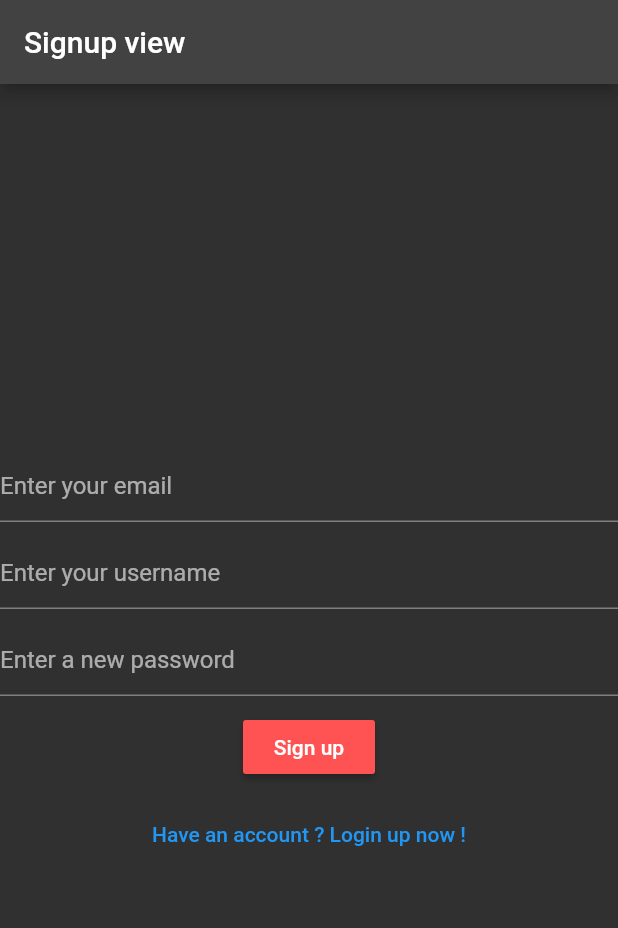
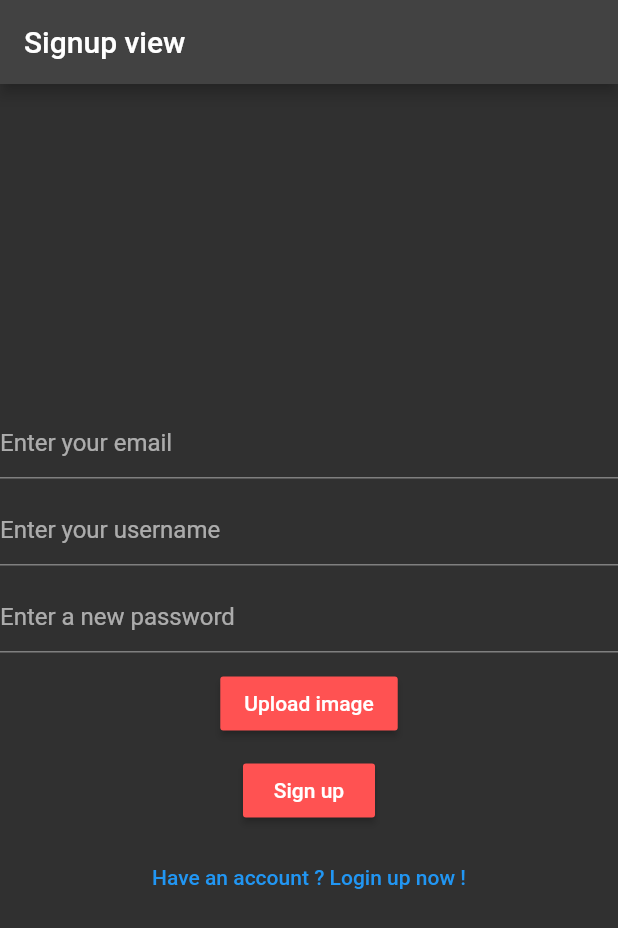
Before and after one commit to JosueGauthier/socialapp, a Flutter app: the SignupView screen opened by its route, on a phone screen of 412 x 824 dp. Shown: the top 928 px of the screen. Run offline on Flutter 3.47's test engine with Material 2 defaults, Android fonts, the phone set to English and light mode, and no system bars; our stand-ins replace image_picker, shared_preferences; missing offline and left inert: cloudinary_sdk; accounts and stored records are empty.

Commit message:
try add upload image function from cloudinary

```diff
--- /dev/null
+++ b/frontend/thesocial/lib/app/credentials/cloudinary.credentials.dart
@@ -0,0 +1,11 @@
+class CloudinaryCredentials {
+
+  static const APIKEY = "762565897492818";
+  static const APISecret = "jwWcfOhqCzuwopmxmQcUPCFiXT0";
+  static const APIEnv = "CLOUDINARY_URL=cloudinary://762565897492818:jwWcfOhqCzuwopmxmQcUPCFiXT0@dxsy9rszs";
+  static const APIName ="dxsy9rszs";
+
+
+
+
+}
--- a/frontend/thesocial/lib/app/providers/provider.dart
+++ b/frontend/thesocial/lib/app/providers/provider.dart
@@ -1,6 +1,7 @@
 import 'package:provider/provider.dart';
 import 'package:provider/single_child_widget.dart';
 import 'package:thesocial/core/notifier/authentification.notifier.dart';
+import 'package:thesocial/core/notifier/utility.notifier.dart';
 
 List<SingleChildWidget> providers =[...remoteProvider];
 
@@ -8,7 +9,8 @@ List<SingleChildWidget> providers =[...remoteProvider];
 
 List<SingleChildWidget> remoteProvider =[
 
-  ChangeNotifierProvider(create: (_) => AuthenticationNotifier())
+  ChangeNotifierProvider(create: (_) => AuthenticationNotifier()),
+  ChangeNotifierProvider(create: (_) => UtilityNotifier())
 
 
 ];
--- a/frontend/thesocial/lib/app/routes/api.routes.dart
+++ b/frontend/thesocial/lib/app/routes/api.routes.dart
@@ -1,4 +1,3 @@
-class APIroutes{
-
-  static final BaseURL = "http://10.0.2.2:8010";
+class APIroutes {
+  static final BaseURL = "http://10.0.2.2:8000";
 }
--- /dev/null
+++ b/frontend/thesocial/lib/core/notifier/utility.notifier.dart
@@ -0,0 +1,42 @@
+import 'dart:convert';
+
+import 'package:cloudinary_sdk/cloudinary_sdk.dart';
+import 'package:flutter/cupertino.dart';
+import 'package:flutter/material.dart';
+import 'package:thesocial/app/credentials/cloudinary.credentials.dart';
+import 'package:thesocial/app/routes/app.routes.dart';
+import 'package:thesocial/core/api/authentification.api.dart';
+import 'package:thesocial/core/services/cach.services.dart';
+import 'package:thesocial/meta/utils/pick.image.utils.dart';
+import 'package:thesocial/meta/utils/snackbar.dart';
+
+class UtilityNotifier extends ChangeNotifier {
+
+  String? _userimage;
+  String? get userimage => _userimage;
+
+
+  Future uploadUserImage({
+  required BuildContext context})
+  async{
+    final _cloudinary = Cloudinary(CloudinaryCredentials.APIKEY, CloudinaryCredentials.APISecret, CloudinaryCredentials.APIName);
+
+    try{
+      final _image = await ImageUtility.getImage();
+      await _cloudinary.uploadFile(
+        filePath: _image!.path,
+        resourceType: CloudinaryResourceType.image,
+        folder: "theSocial").then((value){
+          _userimage = value.url;
+          print(_userimage);
+          notifyListeners();
+          return _userimage;
+      });
+    }catch (e){
+      SnackbarUtility.showsnackbar(message: e.toString(), context: context);
+
+    }
+
+  }
+
+}
--- /dev/null
+++ b/frontend/thesocial/lib/meta/utils/pick.image.utils.dart
@@ -0,0 +1,17 @@
+import 'dart:io';
+
+import 'package:image_picker/image_picker.dart';
+
+class ImageUtility{
+
+  static Future<File?> getImage() async{
+
+    final _image = await ImagePicker().pickImage(source: ImageSource.gallery);
+    if(_image !=null){
+      return File(_image.path);
+    }
+    return null;
+  }
+
+
+}
--- /dev/null
+++ b/frontend/thesocial/lib/meta/utils/snackbar.dart
@@ -0,0 +1,14 @@
+import 'package:flutter/material.dart';
+
+class SnackbarUtility{
+
+  static showsnackbar({
+    required String message,
+    required BuildContext context,
+}){
+
+    return ScaffoldMessenger.of(context).showSnackBar(
+      SnackBar(content: Text(message))
+    );
+  }
+}
--- a/frontend/thesocial/lib/meta/views/authentication/signup.views.dart
+++ b/frontend/thesocial/lib/meta/views/authentication/signup.views.dart
@@ -4,6 +4,7 @@ import 'package:flutter/material.dart';
 import 'package:provider/provider.dart';
 import 'package:thesocial/app/routes/app.routes.dart';
 import 'package:thesocial/core/notifier/authentification.notifier.dart';
+import 'package:thesocial/core/notifier/utility.notifier.dart';
 
 class SignupView extends StatelessWidget {
   const SignupView({Key? key}) : super(key: key);
@@ -14,6 +15,11 @@ class SignupView extends StatelessWidget {
     final emailcontroller = TextEditingController();
     final passwordcontroller = TextEditingController();
     var authenticationNotifier = Provider.of<AuthenticationNotifier>(context, listen: false);
+
+
+    var utilityNotifier = Provider.of<UtilityNotifier>(context, listen: false);
+    var _userimage = Provider.of<UtilityNotifier>(context, listen: true).userimage;
+
     return Scaffold(
         appBar: AppBar(
           automaticallyImplyLeading: false,
@@ -42,6 +48,19 @@ class SignupView extends StatelessWidget {
                   TextField(
                     controller: passwordcontroller,
                     decoration: InputDecoration(hintText: "Enter a new password"),
+                  ),
+
+                  const SizedBox(
+                    height: 10,
+                  ),
+                  MaterialButton(
+                    child: Text("Upload image"),
+                    color: Colors.redAccent,
+                    onPressed: (){
+
+                      utilityNotifier.uploadUserImage(context: context);
+
+                    },
                   ),
                   const SizedBox(
                     height: 10,
--- a/frontend/thesocial/pubspec.yaml
+++ b/frontend/thesocial/pubspec.yaml
@@ -37,6 +37,8 @@ dependencies:
   http: ^0.13.4
   provider: ^6.0.2
   shared_preferences: ^2.0.13
+  image_picker: ^0.8.4+10
+  cloudinary_sdk: ^3.0.1+7
 
 dev_dependencies:
   flutter_test:
```
Also changed, not shown: frontend/thesocial/lib/main.dart (+4 -5 lines), frontend/thesocial/pubspec.lock.
